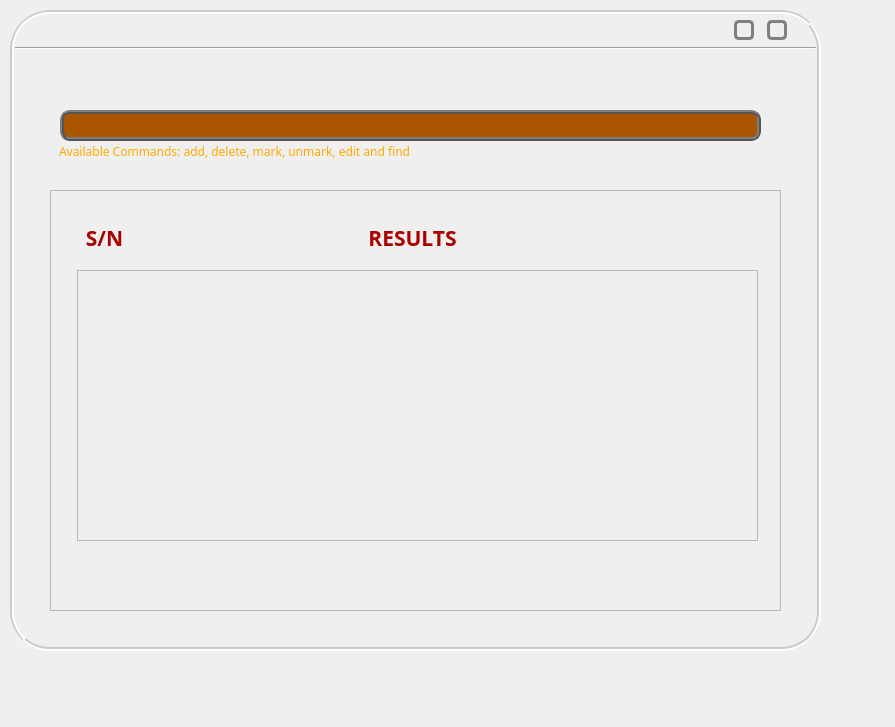
Riandy/cs2103aug12-f09-1c, file SeamPLE/standardview.ui: the form before one commit.
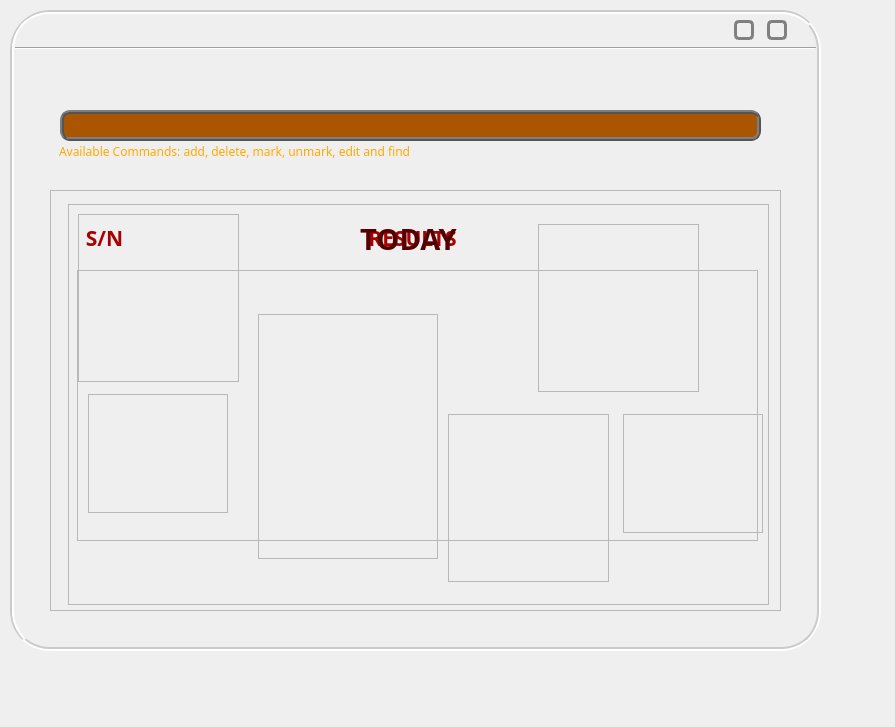
The form after the commit. Icons and pictures are not drawn. Custom widgets are drawn as their Qt base class.

```diff
--- a/SeamPLE/standardview.ui
+++ b/SeamPLE/standardview.ui
@@ -276,6 +276,12 @@
          <height>29</height>
         </rect>
        </property>
+       <property name="font">
+        <font>
+         <family>Simplified Arabic</family>
+         <pointsize>10</pointsize>
+        </font>
+       </property>
        <property name="styleSheet">
         <string notr="true"/>
        </property>
@@ -292,6 +298,12 @@
          <height>29</height>
         </rect>
        </property>
+       <property name="font">
+        <font>
+         <family>Simplified Arabic</family>
+         <pointsize>10</pointsize>
+        </font>
+       </property>
        <property name="styleSheet">
         <string notr="true"/>
        </property>
@@ -308,6 +320,12 @@
          <height>29</height>
         </rect>
        </property>
+       <property name="font">
+        <font>
+         <family>Simplified Arabic</family>
+         <pointsize>10</pointsize>
+        </font>
+       </property>
        <property name="styleSheet">
         <string notr="true"/>
        </property>
@@ -324,6 +342,12 @@
          <height>29</height>
         </rect>
        </property>
+       <property name="font">
+        <font>
+         <family>Simplified Arabic</family>
+         <pointsize>10</pointsize>
+        </font>
+       </property>
        <property name="styleSheet">
         <string notr="true"/>
        </property>
@@ -340,6 +364,14 @@
          <height>29</height>
         </rect>
        </property>
+       <property name="font">
+        <font>
+         <family>Times New Roman</family>
+         <pointsize>10</pointsize>
+         <weight>75</weight>
+         <bold>true</bold>
+        </font>
+       </property>
        <property name="styleSheet">
         <string notr="true"/>
        </property>
@@ -359,6 +391,14 @@
          <height>29</height>
         </rect>
        </property>
+       <property name="font">
+        <font>
+         <family>Times New Roman</family>
+         <pointsize>10</pointsize>
+         <weight>75</weight>
+         <bold>true</bold>
+        </font>
+       </property>
        <property name="styleSheet">
         <string notr="true"/>
        </property>
@@ -378,6 +418,14 @@
          <height>29</height>
         </rect>
        </property>
+       <property name="font">
+        <font>
+         <family>Times New Roman</family>
+         <pointsize>10</pointsize>
+         <weight>75</weight>
+         <bold>true</bold>
+        </font>
+       </property>
        <property name="styleSheet">
         <string notr="true"/>
        </property>
@@ -397,6 +445,14 @@
          <height>29</height>
         </rect>
        </property>
+       <property name="font">
+        <font>
+         <family>Times New Roman</family>
+         <pointsize>10</pointsize>
+         <weight>75</weight>
+         <bold>true</bold>
+        </font>
+       </property>
        <property name="styleSheet">
         <string notr="true"/>
        </property>
@@ -416,6 +472,14 @@
          <height>29</height>
         </rect>
        </property>
+       <property name="font">
+        <font>
+         <family>Times New Roman</family>
+         <pointsize>10</pointsize>
+         <weight>75</weight>
+         <bold>true</bold>
+        </font>
+       </property>
        <property name="styleSheet">
         <string notr="true"/>
        </property>
@@ -435,6 +499,14 @@
          <height>29</height>
         </rect>
        </property>
+       <property name="font">
+        <font>
+         <family>Times New Roman</family>
+         <pointsize>10</pointsize>
+         <weight>75</weight>
+         <bold>true</bold>
+        </font>
+       </property>
        <property name="styleSheet">
         <string notr="true"/>
        </property>
@@ -454,6 +526,14 @@
          <height>29</height>
         </rect>
        </property>
+       <property name="font">
+        <font>
+         <family>Times New Roman</family>
+         <pointsize>10</pointsize>
+         <weight>75</weight>
+         <bold>true</bold>
+        </font>
+       </property>
        <property name="styleSheet">
         <string notr="true"/>
        </property>
@@ -473,6 +553,12 @@
          <height>29</height>
         </rect>
        </property>
+       <property name="font">
+        <font>
+         <family>Simplified Arabic</family>
+         <pointsize>10</pointsize>
+        </font>
+       </property>
        <property name="styleSheet">
         <string notr="true"/>
        </property>
@@ -489,6 +575,14 @@
          <height>29</height>
         </rect>
        </property>
+       <property name="font">
+        <font>
+         <family>Times New Roman</family>
+         <pointsize>10</pointsize>
+         <weight>75</weight>
+         <bold>true</bold>
+        </font>
+       </property>
        <property name="styleSheet">
         <string notr="true"/>
        </property>
@@ -508,6 +602,14 @@
          <height>29</height>
         </rect>
        </property>
+       <property name="font">
+        <font>
+         <family>Times New Roman</family>
+         <pointsize>10</pointsize>
+         <weight>75</weight>
+         <bold>true</bold>
+        </font>
+       </property>
        <property name="styleSheet">
         <string notr="true"/>
        </property>
@@ -527,6 +629,12 @@
          <height>29</height>
         </rect>
        </property>
+       <property name="font">
+        <font>
+         <family>Simplified Arabic</family>
+         <pointsize>10</pointsize>
+        </font>
+       </property>
        <property name="styleSheet">
         <string notr="true"/>
        </property>
@@ -543,6 +651,12 @@
          <height>29</height>
         </rect>
        </property>
+       <property name="font">
+        <font>
+         <family>Simplified Arabic</family>
+         <pointsize>10</pointsize>
+        </font>
+       </property>
        <property name="styleSheet">
         <string notr="true"/>
        </property>
@@ -559,6 +673,12 @@
          <height>29</height>
         </rect>
        </property>
+       <property name="font">
+        <font>
+         <family>Simplified Arabic</family>
+         <pointsize>10</pointsize>
+        </font>
+       </property>
        <property name="styleSheet">
         <string notr="true"/>
        </property>
@@ -575,6 +695,12 @@
          <height>29</height>
         </rect>
        </property>
+       <property name="font">
+        <font>
+         <family>Simplified Arabic</family>
+         <pointsize>10</pointsize>
+        </font>
+       </property>
        <property name="styleSheet">
         <string notr="true"/>
        </property>
@@ -591,6 +717,12 @@
          <height>29</height>
         </rect>
        </property>
+       <property name="font">
+        <font>
+         <family>Simplified Arabic</family>
+         <pointsize>10</pointsize>
+        </font>
+       </property>
        <property name="styleSheet">
         <string notr="true"/>
        </property>
@@ -607,6 +739,14 @@
          <height>29</height>
         </rect>
        </property>
+       <property name="font">
+        <font>
+         <family>Times New Roman</family>
+         <pointsize>10</pointsize>
+         <weight>75</weight>
+         <bold>true</bold>
+        </font>
+       </property>
        <property name="styleSheet">
         <string notr="true"/>
        </property>
@@ -640,6 +780,172 @@
        <set>Qt::AlignCenter</set>
       </property>
      </widget>
+     <widget class="QFrame" name="frame_5">
+      <property name="geometry">
+       <rect>
+        <x>18</x>
+        <y>14</y>
+        <width>701</width>
+        <height>401</height>
+       </rect>
+      </property>
+      <property name="styleSheet">
+       <string notr="true"/>
+      </property>
+      <property name="frameShape">
+       <enum>QFrame::StyledPanel</enum>
+      </property>
+      <property name="frameShadow">
+       <enum>QFrame::Raised</enum>
+      </property>
+      <widget class="QLabel" name="label_28">
+       <property name="geometry">
+        <rect>
+         <x>250</x>
+         <y>10</y>
+         <width>181</width>
+         <height>51</height>
+        </rect>
+       </property>
+       <property name="font">
+        <font>
+         <family>Aharoni</family>
+         <pointsize>16</pointsize>
+         <weight>75</weight>
+         <bold>true</bold>
+        </font>
+       </property>
+       <property name="styleSheet">
+        <string notr="true">#label_28
+{
+	
+	background-image: url(:/bg/Today.gif);
+
+}</string>
+       </property>
+       <property name="text">
+        <string>&lt;!DOCTYPE HTML PUBLIC &quot;-//W3C//DTD HTML 4.0//EN&quot; &quot;http://www.w3.org/TR/REC-html40/strict.dtd&quot;&gt;
+&lt;html&gt;&lt;head&gt;&lt;meta name=&quot;qrichtext&quot; content=&quot;1&quot; /&gt;&lt;style type=&quot;text/css&quot;&gt;
+p, li { white-space: pre-wrap; }
+&lt;/style&gt;&lt;/head&gt;&lt;body style=&quot; font-family:'Aharoni'; font-size:16pt; font-weight:600; font-style:normal;&quot;&gt;
+&lt;p align=&quot;center&quot; style=&quot; margin-top:0px; margin-bottom:0px; margin-left:0px; margin-right:0px; -qt-block-indent:0; text-indent:0px;&quot;&gt;&lt;span style=&quot; font-size:22pt; color:#550000;&quot;&gt;TODAY&lt;/span&gt;&lt;/p&gt;&lt;/body&gt;&lt;/html&gt;</string>
+       </property>
+      </widget>
+      <widget class="QFrame" name="frame_6">
+       <property name="geometry">
+        <rect>
+         <x>470</x>
+         <y>20</y>
+         <width>161</width>
+         <height>168</height>
+        </rect>
+       </property>
+       <property name="styleSheet">
+        <string notr="true">background-image: url(:/bg/Note_2.gif);</string>
+       </property>
+       <property name="frameShape">
+        <enum>QFrame::StyledPanel</enum>
+       </property>
+       <property name="frameShadow">
+        <enum>QFrame::Raised</enum>
+       </property>
+      </widget>
+      <widget class="QFrame" name="frame_7">
+       <property name="geometry">
+        <rect>
+         <x>380</x>
+         <y>210</y>
+         <width>161</width>
+         <height>168</height>
+        </rect>
+       </property>
+       <property name="styleSheet">
+        <string notr="true">background-image: url(:/bg/Note_2.gif);</string>
+       </property>
+       <property name="frameShape">
+        <enum>QFrame::StyledPanel</enum>
+       </property>
+       <property name="frameShadow">
+        <enum>QFrame::Raised</enum>
+       </property>
+      </widget>
+      <widget class="QFrame" name="frame_8">
+       <property name="geometry">
+        <rect>
+         <x>10</x>
+         <y>10</y>
+         <width>161</width>
+         <height>168</height>
+        </rect>
+       </property>
+       <property name="styleSheet">
+        <string notr="true">background-image: url(:/bg/Note_2.gif);</string>
+       </property>
+       <property name="frameShape">
+        <enum>QFrame::StyledPanel</enum>
+       </property>
+       <property name="frameShadow">
+        <enum>QFrame::Raised</enum>
+       </property>
+      </widget>
+      <widget class="QFrame" name="frame_10">
+       <property name="geometry">
+        <rect>
+         <x>20</x>
+         <y>190</y>
+         <width>140</width>
+         <height>119</height>
+        </rect>
+       </property>
+       <property name="styleSheet">
+        <string notr="true">background-image: url(:/bg/Note_4.gif);</string>
+       </property>
+       <property name="frameShape">
+        <enum>QFrame::StyledPanel</enum>
+       </property>
+       <property name="frameShadow">
+        <enum>QFrame::Raised</enum>
+       </property>
+      </widget>
+      <widget class="QFrame" name="frame_9">
+       <property name="geometry">
+        <rect>
+         <x>190</x>
+         <y>110</y>
+         <width>180</width>
+         <height>245</height>
+        </rect>
+       </property>
+       <property name="styleSheet">
+        <string notr="true">background-image: url(:/bg/Note_3.gif);</string>
+       </property>
+       <property name="frameShape">
+        <enum>QFrame::StyledPanel</enum>
+       </property>
+       <property name="frameShadow">
+        <enum>QFrame::Raised</enum>
+       </property>
+      </widget>
+      <widget class="QFrame" name="frame_11">
+       <property name="geometry">
+        <rect>
+         <x>555</x>
+         <y>210</y>
+         <width>140</width>
+         <height>119</height>
+        </rect>
+       </property>
+       <property name="styleSheet">
+        <string notr="true">background-image: url(:/bg/Note_4.gif)</string>
+       </property>
+       <property name="frameShape">
+        <enum>QFrame::StyledPanel</enum>
+       </property>
+       <property name="frameShadow">
+        <enum>QFrame::Raised</enum>
+       </property>
+      </widget>
+     </widget>
     </widget>
    </widget>
    <widget class="QLabel" name="label_4">
```
Left out of the diff: 1 changed line with no effect on the pictures.
